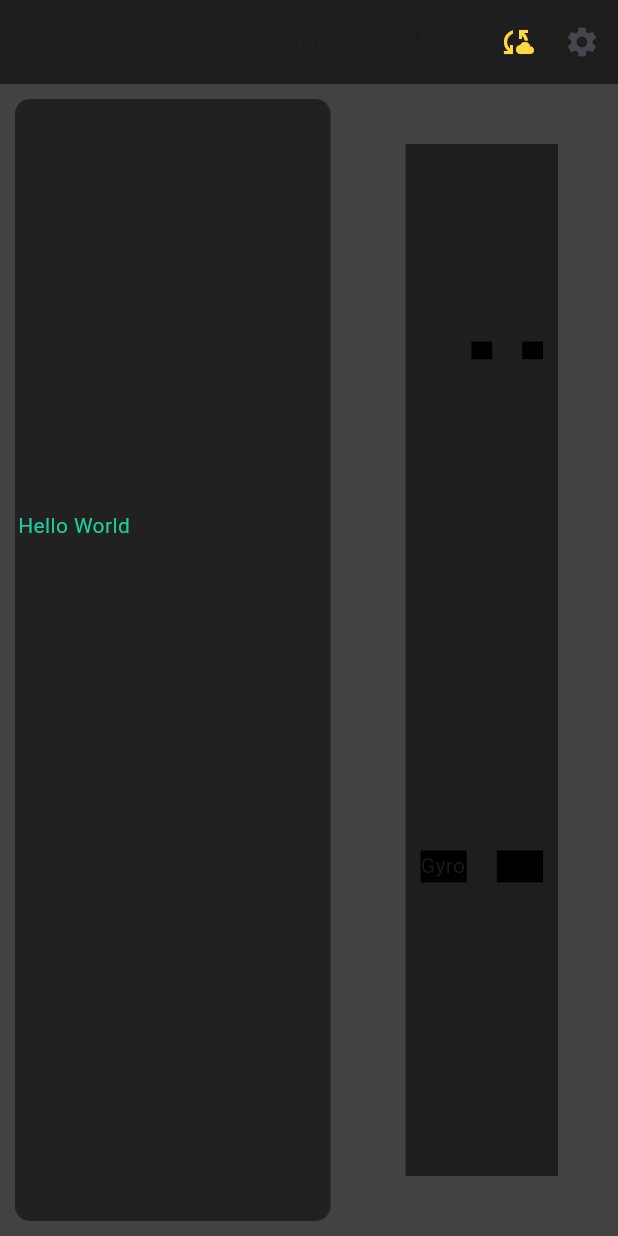
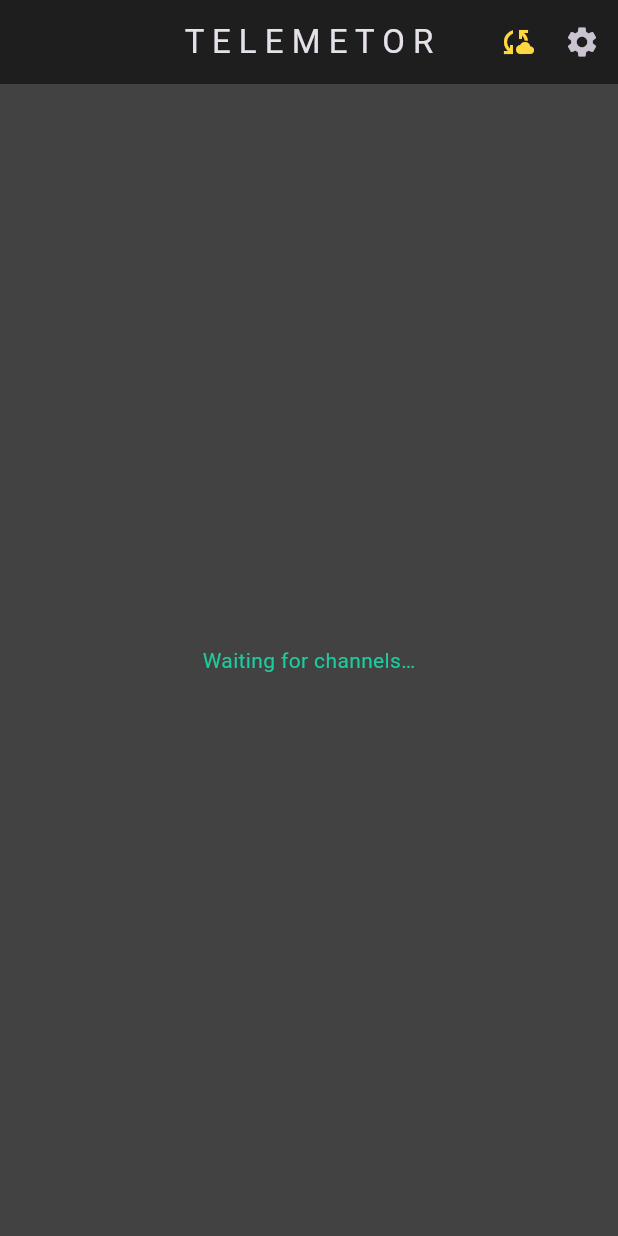
Before and after one commit to DH-ai/Telemetor, a Flutter app: the screen it shows after launch, on a phone screen of 412 x 824 dp. Run offline on Flutter 3.47's test engine with Material 3 defaults, Android fonts, the phone set to English and light mode, and no system bars; our stand-ins replace fl_chart.

Commit message:
G1-M4: Reusable TelemetryChart widget
Replace the Altitude/Temperature/Velocity/Acceleration/Gyroscope stubs
with one TelemetryChart: multi-series via hub channel streams, title,
unit, toggleable legend, color palette, sliding time window, and
auto-scaling y axis. Internals per the locked perf decisions: 8k-sample
ring buffer per series, LTTB decimation to <=2000 points before
fl_chart, RepaintBoundary isolation, and repaints throttled to <=30 fps
by coalescing sample bursts. The home screen now shows one chart tile
per discovered channel (full dashboard UX comes in G1-M5).

20 new tests: ring buffer, LTTB (shape/outlier/threshold properties),
and chart widget behavior incl. window pruning, decimation cap and
repaint throttling. 51 tests total, analyze clean.

Co-authored-by: Cursor <cursoragent@cursor.com>

```diff
--- a/lib/main.dart
+++ b/lib/main.dart
@@ -32,9 +32,11 @@ class TelemetorApp extends StatelessWidget {
         Provider<TelemetryHub>.value(value: hub),
         Provider<TelemetryTransport>.value(value: transport),
       ],
-      child: const MaterialApp(
+      child: MaterialApp(
         title: 'Telemetor',
-        home: HomeScreen(title: 'T E L E M E T O R'),
+        // Placeholder dark theme; full Material 3 light/dark lands in G1-M5.
+        theme: ThemeData.dark(),
+        home: const HomeScreen(title: 'T E L E M E T O R'),
       ),
     );
   }
--- a/lib/src/screens/home_screen.dart
+++ b/lib/src/screens/home_screen.dart
@@ -1,7 +1,7 @@
 import 'package:flutter/material.dart';
 import 'package:provider/provider.dart';
 
-import '../charts/altitude_chart.dart';
+import '../charts/telemetry_chart.dart';
 import '../data/telemetry_hub.dart';
 import '../models/telemetry_channel.dart';
 import '../network/telemetry_transport.dart';
@@ -30,7 +30,7 @@ class HomeScreen extends StatelessWidget {
           ),
         ],
       ),
-      body: const _HomeBody(),
+      body: const _ChartGrid(),
       backgroundColor: AppColors.scaffoldBackground,
     );
   }
@@ -68,184 +68,51 @@ class _ConnectionStateIcon extends StatelessWidget {
   }
 }
 
-class _HomeBody extends StatelessWidget {
-  const _HomeBody();
+/// One [TelemetryChart] tile per discovered channel. The fully featured
+/// dashboard (add/remove tiles, layouts, stat tiles) lands in G1-M5.
+class _ChartGrid extends StatelessWidget {
+  const _ChartGrid();
 
   @override
   Widget build(BuildContext context) {
-    return Row(children: [
-      AspectRatio(
-        aspectRatio: 3 / 10,
-        child: Container(
-          decoration: BoxDecoration(
-            color: AppColors.panelBackground,
-            borderRadius: BorderRadius.circular(10),
-            border: Border.all(color: AppColors.panelBackground, width: 2),
-          ),
-          margin: const EdgeInsets.all(10),
-          alignment: Alignment.centerLeft,
-          constraints: const BoxConstraints(minWidth: 200, minHeight: 600),
-          child: const SidePanel(),
-        ),
-      ),
-      Expanded(
-        child: Container(
-          color: AppColors.chartBackground,
-          margin: const EdgeInsets.all(40),
-          child: const ChartGrid(),
-        ),
-      ),
-    ]);
-  }
-}
-
-class SidePanel extends StatelessWidget {
-  const SidePanel({super.key});
-
-  @override
-  Widget build(BuildContext context) {
-    return Container(
-      constraints: const BoxConstraints(minWidth: 200, minHeight: 200),
-      child: const Text(
-        'Hello World',
+    final hub = context.read<TelemetryHub>();
+    return ValueListenableBuilder<List<TelemetryChannel>>(
+      valueListenable: hub.channelsNotifier,
+      builder: (context, channels, _) {
+        final named =
+            channels.where((c) => c.name.trim().isNotEmpty).toList();
+        if (named.isEmpty) {
+          return const Center(
+            child: Text(
+              'Waiting for channels…',
               style: TextStyle(color: AppColors.accent),
             ),
           );
         }
-}
-
-/// Main chart area: Altitude, Temperature, Velocity, Acceleration and
-/// Gyroscope tiles. Only Temperature plots live data in this prototype;
-/// it follows the second discovered channel (matching the old behavior of
-/// plotting the second column of each row).
-class ChartGrid extends StatelessWidget {
-  const ChartGrid({super.key});
-
-  @override
-  Widget build(BuildContext context) {
-    final hub = context.read<TelemetryHub>();
-    return Column(children: <Widget>[
-      Expanded(
-        flex: 2,
-        child: Row(
-          children: <Widget>[
-            const Expanded(
-              child: AspectRatio(aspectRatio: 16 / 15, child: AltitudeTile()),
+        return GridView.builder(
+          padding: const EdgeInsets.all(12),
+          gridDelegate: const SliverGridDelegateWithMaxCrossAxisExtent(
+            maxCrossAxisExtent: 480,
+            mainAxisExtent: 260,
+            crossAxisSpacing: 12,
+            mainAxisSpacing: 12,
           ),
-            Expanded(
-              child: AspectRatio(
-                aspectRatio: 16 / 15,
-                child: ValueListenableBuilder<List<TelemetryChannel>>(
-                  valueListenable: hub.channelsNotifier,
-                  builder: (context, channels, _) {
-                    if (channels.isEmpty) {
-                      return const TemperatureTile(child: SizedBox());
-                    }
-                    final channel =
-                        channels.length > 1 ? channels[1] : channels.first;
-                    return TemperatureTile(
-                      child: AltitudeChart(
+          itemCount: named.length,
+          itemBuilder: (context, index) {
+            final channel = named[index];
+            return Card(
+              color: AppColors.panelBackground,
+              child: TelemetryChart(
                 key: ValueKey(channel.name),
-                        sampleStream: hub.stream(channel.name),
+                hub: hub,
+                channels: [channel],
+                title: channel.name,
+                unit: channel.unit,
               ),
             );
           },
-                ),
-              ),
-            ),
-            const Expanded(
-              child: AspectRatio(aspectRatio: 16 / 15, child: VelocityTile()),
-            ),
-          ],
-        ),
-      ),
-      const Expanded(
-        flex: 3,
-        child: Row(
-          children: <Widget>[
-            Expanded(
-              child: AspectRatio(aspectRatio: 16 / 13, child: GyroscopeTile()),
-            ),
-            Expanded(
-              child:
-                  AspectRatio(aspectRatio: 16 / 13, child: AccelerationTile()),
-            ),
-          ],
-        ),
-      ),
-    ]);
-  }
-}
-
-class AltitudeTile extends StatelessWidget {
-  const AltitudeTile({super.key});
-
-  @override
-  Widget build(BuildContext context) {
-    return Container(
-      margin: const EdgeInsets.all(10),
-      child: Container(
-        margin: const EdgeInsets.all(10),
-        color: Colors.black,
-      ),
+        );
+      },
     );
   }
 }
-
-class TemperatureTile extends StatelessWidget {
-  const TemperatureTile({super.key, required this.child});
-
-  final Widget child;
-
-  @override
-  Widget build(BuildContext context) {
-    return Container(
-      margin: const EdgeInsets.all(10),
-      color: Colors.black,
-      child: SizedBox(height: 200, width: 200, child: child),
-    );
-  }
-}
-
-class VelocityTile extends StatelessWidget {
-  const VelocityTile({super.key});
-
-  @override
-  Widget build(BuildContext context) {
-    return Container(
-      margin: const EdgeInsets.all(10),
-      color: Colors.black,
-      child: const SizedBox(height: 200, width: 200),
-    );
-  }
-}
-
-class AccelerationTile extends StatelessWidget {
-  const AccelerationTile({super.key});
-
-  @override
-  Widget build(BuildContext context) {
-    return Container(
-      margin: const EdgeInsets.all(10),
-      color: Colors.black,
-      child: const SizedBox(height: 200, width: 200),
-    );
-  }
-}
-
-class GyroscopeTile extends StatelessWidget {
-  const GyroscopeTile({super.key});
-
-  @override
-  Widget build(BuildContext context) {
-    return Container(
-      margin: const EdgeInsets.all(10),
-      color: Colors.black,
-      child: const SizedBox(
-        height: 200,
-        width: 200,
-        child: Text('Gyroscope'),
-      ),
-    );
-  }
-}
```
Also changed, not shown: lib/src/charts/altitude_chart.dart (deleted, +0 -71 lines), lib/src/charts/lttb.dart (added, +59 -0 lines), lib/src/charts/telemetry_chart.dart (added, +311 -0 lines), lib/src/data/ring_buffer.dart (added, +44 -0 lines), 3 other files. Lines whose indentation alone changed are shown as unchanged.
